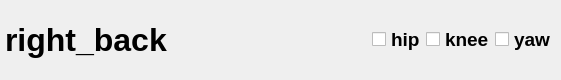
This is dragon_visualization/rqt_plot_entire/src/rqt_plot_entire/rqt_plot_rb/resource/plot.ui in zz19930617/dragon_visualization as Qt 5 draws it before an edit. The edited form follows.
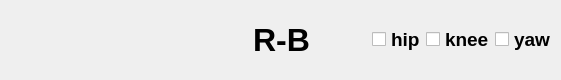
This is the edited form.

Diff of the .ui file:
```diff
--- a/dragon_visualization/rqt_plot_entire/src/rqt_plot_entire/rqt_plot_rb/resource/plot.ui
+++ b/dragon_visualization/rqt_plot_entire/src/rqt_plot_entire/rqt_plot_rb/resource/plot.ui
@@ -49,6 +49,58 @@
      <property name="bottomMargin">
       <number>5</number>
      </property>
+     <item>
+      <spacer name="horizontalSpacer_5">
+       <property name="orientation">
+        <enum>Qt::Horizontal</enum>
+       </property>
+       <property name="sizeHint" stdset="0">
+        <size>
+         <width>40</width>
+         <height>20</height>
+        </size>
+       </property>
+      </spacer>
+     </item>
+     <item>
+      <spacer name="horizontalSpacer_4">
+       <property name="orientation">
+        <enum>Qt::Horizontal</enum>
+       </property>
+       <property name="sizeHint" stdset="0">
+        <size>
+         <width>40</width>
+         <height>20</height>
+        </size>
+       </property>
+      </spacer>
+     </item>
+     <item>
+      <spacer name="horizontalSpacer_3">
+       <property name="orientation">
+        <enum>Qt::Horizontal</enum>
+       </property>
+       <property name="sizeHint" stdset="0">
+        <size>
+         <width>40</width>
+         <height>20</height>
+        </size>
+       </property>
+      </spacer>
+     </item>
+     <item>
+      <spacer name="horizontalSpacer">
+       <property name="orientation">
+        <enum>Qt::Horizontal</enum>
+       </property>
+       <property name="sizeHint" stdset="0">
+        <size>
+         <width>40</width>
+         <height>20</height>
+        </size>
+       </property>
+      </spacer>
+     </item>
      <item>
       <widget class="QLabel" name="label">
        <property name="font">
@@ -59,7 +111,7 @@
         </font>
        </property>
        <property name="text">
-        <string>right_back</string>
+        <string>R-B</string>
        </property>
       </widget>
      </item>
```
